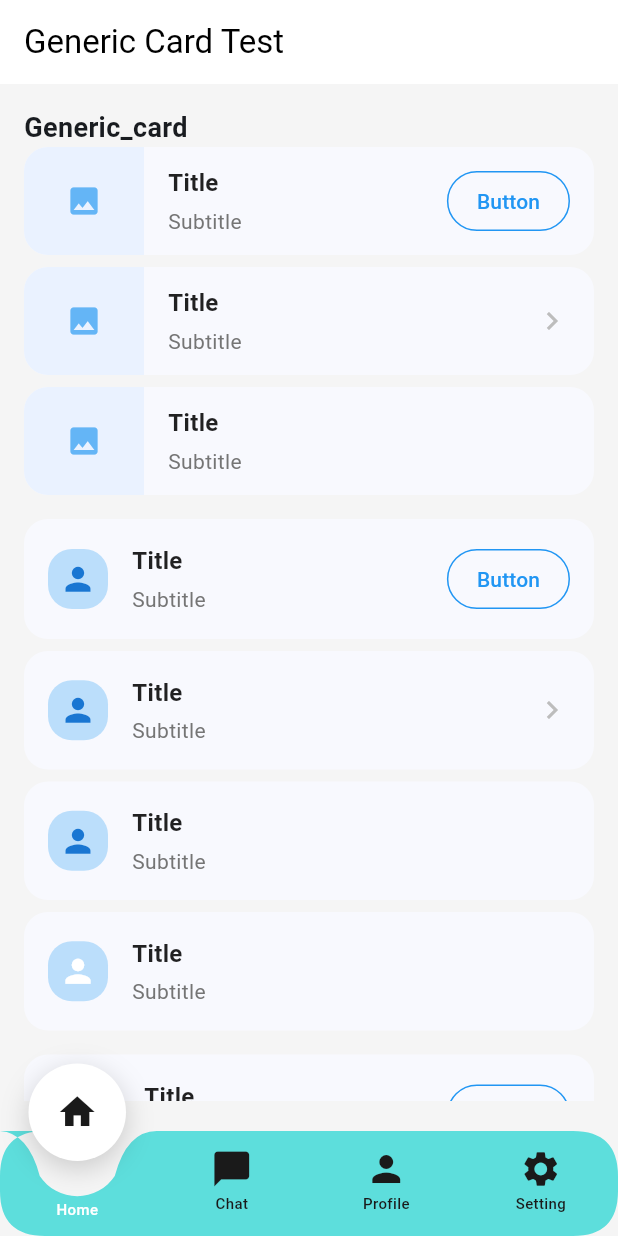
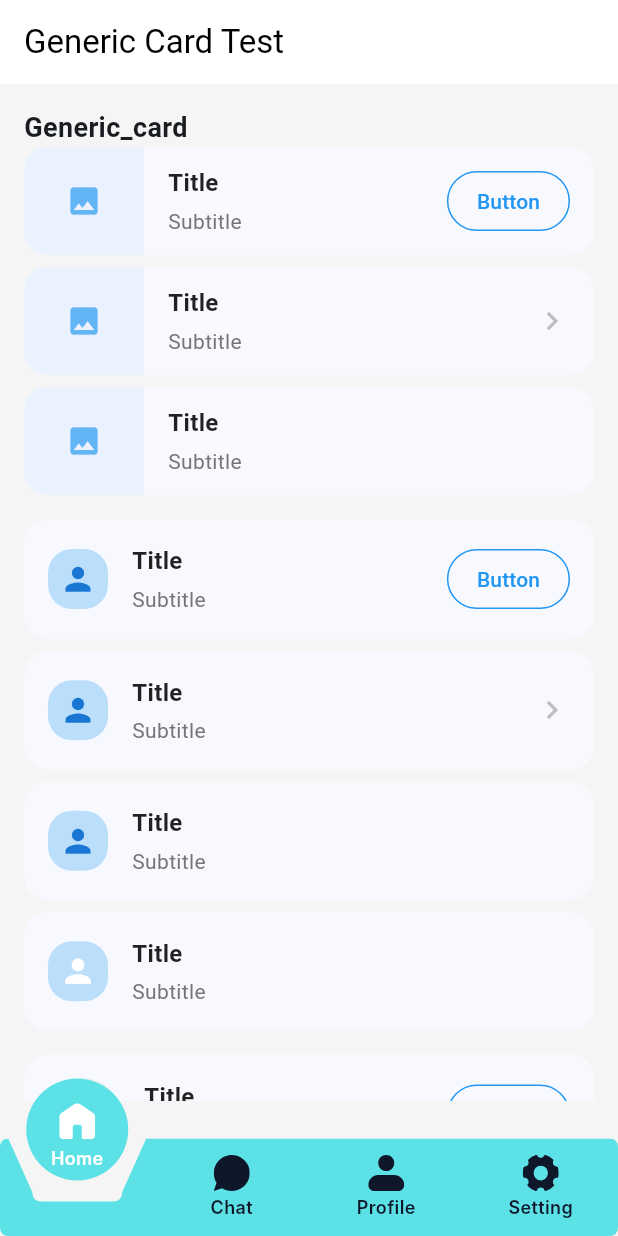
Before and after one commit to Fujipp/chat2date-mobile-app, a Flutter app: the screen it shows after launch, after a tap on "Home", on a phone screen of 412 x 824 dp. Run offline on Flutter 3.47's test engine with Material 3 defaults, Android fonts, the phone set to English and light mode, and no system bars; our stand-ins replace flutter_svg; Roboto replaces fonts that are missing (Inter); project files that could hold a hidden picture were left out.

Commit message:
ีupdate(mobile) : menu bars + use icons

```diff
--- a/frontend-mobile/chat2date/lib/components/layout/menu_bar.dart
+++ b/frontend-mobile/chat2date/lib/components/layout/menu_bar.dart
@@ -1,308 +1,246 @@
 import 'package:flutter/material.dart';
+import 'package:flutter_svg/flutter_svg.dart';
 
-// --- 1. Model Class ---
-class NavItem {
-  final IconData icon;
-  final String label;
+class CustomBottomNavBar extends StatefulWidget {
+  const CustomBottomNavBar({super.key});
 
-  NavItem({required this.icon, required this.label});
+  @override
+  State<CustomBottomNavBar> createState() => _CustomBottomNavBarState();
 }
 
-// --- 2. CustomPainter for the Notched Bar ---
-class NotchedBottomBarPainter extends CustomPainter {
-  final int currentIndex;
-  final double itemWidth;
-  final Color color;
+class _CustomBottomNavBarState extends State<CustomBottomNavBar> {
+  int _selectedIndex = 0;
 
-  // Bar styling constants
-  final double barBorderRadius = 30.0; // รัศมีขอบโค้งของ Bar
-  final double notchRadius =
-      38.0; // รัศมีของรอยเว้า (ต้องกว้างกว่าปุ่มลอยเล็กน้อย)
-  final double notchDepth = 30.0; // ความลึกของรอยเว้า
+  final List<String> _iconPaths = [
+    'assets/icons/icon_home.svg',
+    'assets/icons/icon_chat.svg',
+    'assets/icons/icon_profile.svg',
+    'assets/icons/icon_setting.svg',
+  ];
 
-  NotchedBottomBarPainter({
-    required this.currentIndex,
-    required this.itemWidth,
-    required this.color,
-  });
+  final List<String> _labels = const ['Home', 'Chat', 'Profile', 'Setting'];
 
-  @override
-  void paint(Canvas canvas, Size size) {
-    final paint = Paint()
-      ..color = color
-      ..style = PaintingStyle.fill;
+  final Color _unselectedColor = const Color(0xFF0F172A);
+  final Color _selectedColor = Colors.white;
+  final Color _primaryColor = const Color(0xFF5CE1E6);
 
-    final path = Path();
+  // --- ค่าคงที่สำหรับ Layout ---
+  final double _circleSize = 68;
+  final double _circleRadius = 68 / 2;
+  final double _textContainerWidth = 60;
+  final double _bottomNavBarHeight = 65;
+  final double _bottomNavBarTopPadding = 25;
+  final double _circleTopOffset = -15; // วงกลมลอยสูง
 
-    // คำนวณจุดกึ่งกลางของรอยเว้า (Notch)
-    final notchCenter = (itemWidth * currentIndex) + (itemWidth / 2);
-
-    // 1. Top Left Corner
-    path.moveTo(0, barBorderRadius);
-    path.quadraticBezierTo(0, 0, barBorderRadius, 0); // โค้งซ้ายบน
-
-    // 2. Line along the top edge to the notch start
-    path.lineTo(notchCenter - notchRadius - 15, 0);
-
-    // 3. Left Notch Curve (Down into notch) - โค้งซ้ายลง
-    path.quadraticBezierTo(
-      notchCenter - notchRadius + 5,
-      0,
-      notchCenter - 25,
-      notchDepth,
-    );
-
-    // 4. Smooth Bottom Arc - ส่วนโค้งที่ก้นรอยเว้า
-    path.arcToPoint(
-      Offset(notchCenter + 25, notchDepth),
-      radius: Radius.circular(30),
-      clockwise: false,
-    );
-
-    // 5. Right Notch Curve (Up out of notch) - โค้งขวาขึ้น
-    path.quadraticBezierTo(
-      notchCenter + notchRadius - 5,
-      0,
-      notchCenter + notchRadius + 15,
-      0,
-    );
-
-    // 6. Line to Top Right Corner Start
-    path.lineTo(size.width - barBorderRadius, 0);
-
-    // 7. Top Right Corner
-    path.quadraticBezierTo(size.width, 0, size.width, barBorderRadius);
-
-    // 8. Right Side Down
-    path.lineTo(size.width, size.height - barBorderRadius);
-
-    // 9. Bottom Right Corner
-    path.quadraticBezierTo(
-      size.width,
-      size.height,
-      size.width - barBorderRadius,
-      size.height,
-    );
-
-    // 10. Line across the bottom
-    path.lineTo(barBorderRadius, size.height);
-
-    // 11. Bottom Left Corner and Close
-    path.quadraticBezierTo(0, size.height, 0, size.height - barBorderRadius);
-    path.close();
-
-    canvas.drawPath(path, paint);
-  }
-
-  @override
-  bool shouldRepaint(NotchedBottomBarPainter oldDelegate) {
-    return oldDelegate.currentIndex != currentIndex;
-  }
-}
-
-// --- 3. Custom Bottom Nav Bar Widget ---
-class CustomBottomNavBar extends StatelessWidget {
-  final int currentIndex;
-  final Function(int) onTap;
-  final List<NavItem> items;
-
-  const CustomBottomNavBar({
-    Key? key,
-    required this.currentIndex,
-    required this.onTap,
-    required this.items,
-  }) : super(key: key);
+  // --- ค่าคงที่สำหรับรอยเว้า (แบบสมูทและเหลี่ยม) ---
+  final double _notchWidth = 92;
+  final double _notchSlopeWidth = 16;
+  final double _notchDepth = 42;
+  final double _notchCornerRadius = 6.4;
+  final double _cornerRadius = 6.0;
 
   @override
   Widget build(BuildContext context) {
-    // กำหนดสีตามรูปภาพ
-    final barColor = Color(0xFF5DDEDC); // Cyan/Aqua
-    final darkColor = Color(0xFF1A1A1A); // Dark Navy/Black
+    final double screenWidth = MediaQuery.of(context).size.width;
+    final double zoneWidth = screenWidth / 4;
 
-    return Container(
-      // กำหนดความสูงรวม (รวมส่วนที่ปุ่มลอยขึ้นมาด้วย)
-      height: 90,
-      color: Colors.transparent, // ให้ Container หลักโปร่งใส
-      child: LayoutBuilder(
-        builder: (context, constraints) {
-          final totalWidth = constraints.maxWidth;
-          final itemCount = items.length;
-          final itemWidth = totalWidth / itemCount;
+    final List<double> dynamicCircleLeft = [];
+    final List<double> dynamicTextLeft = [];
 
-          return Stack(
-            clipBehavior: Clip.none, // สำคัญมากเพื่อให้ปุ่มลอยขึ้นมาได้
-            children: [
-              // Background bar with notch
-              Positioned(
-                left: 0,
-                right: 0,
-                bottom: 0,
-                child: CustomPaint(
-                  // Bar สูง 70px
-                  size: Size(totalWidth, 70),
-                  painter: NotchedBottomBarPainter(
-                    currentIndex: currentIndex,
-                    itemWidth: itemWidth,
-                    color: barColor,
-                  ),
-                  child: const SizedBox(height: 70),
-                ),
+    for (int i = 0; i < 4; i++) {
+      final double zoneCenter = (zoneWidth * (i + 0.5));
+      dynamicCircleLeft.add(zoneCenter - _circleRadius);
+      dynamicTextLeft.add(zoneCenter - (_textContainerWidth / 2));
+    }
+
+    final double totalHeight = _bottomNavBarTopPadding + _bottomNavBarHeight;
+
+    return SizedBox(
+      height: totalHeight,
+      child: Stack(
+        clipBehavior: Clip.none,
+        children: [
+          // 1. พื้นหลัง (ใช้ Clipper ที่อัปเดตแล้ว)
+          Positioned(
+            left: 0,
+            top: _bottomNavBarTopPadding,
+            child: ClipPath(
+              clipper: TrapezoidNotchedClipper(
+                selectedIndex: _selectedIndex,
+                circleLeftPositions: dynamicCircleLeft,
+                circleRadius: _circleRadius,
+                cornerRadius: _cornerRadius,
+                notchTopWidth: _notchWidth,
+                notchDepth: _notchDepth,
+                notchSlopeWidth: _notchSlopeWidth,
+                notchCornerRadius: _notchCornerRadius,
               ),
+              child: Container(
+                width: screenWidth,
+                height: _bottomNavBarHeight,
+                decoration: BoxDecoration(color: _primaryColor),
+              ),
+            ),
+          ),
 
-              // Nav items Row
-              Positioned(
-                left: 0,
-                right: 0,
-                bottom: 0,
-                height: 90, // Item containers have max height of 90
-                child: Row(
-                  mainAxisAlignment: MainAxisAlignment.spaceAround,
-                  children: List.generate(itemCount, (index) {
-                    return _buildNavItem(
-                      items[index],
-                      index,
-                      itemWidth,
-                      index == currentIndex,
-                      darkColor,
-                      barColor,
-                      onTap,
-                    );
-                  }),
-                ),
+          // 2. วงกลมที่เลื่อนได้
+          AnimatedPositioned(
+            duration: const Duration(milliseconds: 300),
+            curve: Curves.easeInOutCubic,
+            left: dynamicCircleLeft[_selectedIndex],
+            top: _circleTopOffset,
+            child: Container(
+              width: _circleSize,
+              height: _circleSize,
+              decoration: ShapeDecoration(
+                color: _primaryColor,
+                shape: OvalBorder(),
               ),
-            ],
-          );
-        },
-      ),
-    );
-  }
+            ),
+          ),
 
-  Widget _buildNavItem(
-    NavItem item,
-    int index,
-    double width,
-    bool isSelected,
-    Color darkColor,
-    Color barColor,
-    Function(int) onTap,
-  ) {
-    // การจัดวางปุ่ม (Item)
-    return GestureDetector(
-      onTap: () => onTap(index),
-      child: Container(
-        width: width,
-        height: 90,
-        alignment: Alignment.bottomCenter, // จัดวางเนื้อหาให้อยู่ด้านล่าง
-        child: Column(
-          mainAxisSize: MainAxisSize.min,
-          children: [
-            if (isSelected)
-              // Floating White Circle (Selected Icon)
-              Container(
-                width: 65,
-                height: 65,
-                // ยกปุ่มขึ้นจากตำแหน่งปกติ (-25px)
-                // ทำให้ส่วนล่างของปุ่มลอยอยู่เหนือขอบ Bar เล็กน้อย
-                transform: Matrix4.translationValues(0, -25, 0),
-                decoration: BoxDecoration(
-                  color: Colors.white,
-                  shape: BoxShape.circle,
-                  boxShadow: [
-                    BoxShadow(
-                      color: darkColor.withOpacity(0.2),
-                      blurRadius: 15,
-                      offset: const Offset(0, 5),
+          // 3. สร้างเมนูทั้ง 4 อัน (ไอคอน + ข้อความ)
+          // *** เปลี่ยนจาก Positioned เป็น AnimatedPositioned ***
+          ...List.generate(_labels.length, (index) {
+            bool isSelected = _selectedIndex == index;
+
+            return AnimatedPositioned(
+              // <--- แก้ไขตรงนี้
+              duration: const Duration(
+                milliseconds: 300,
+              ), // <--- เพิ่ม duration
+              curve: Curves.easeInOutCubic, // <--- เพิ่ม curve
+
+              left: dynamicTextLeft[index],
+              top: isSelected ? _circleTopOffset + 5 : _bottomNavBarTopPadding,
+              height: isSelected ? _circleSize : _bottomNavBarHeight,
+              width: _textContainerWidth,
+
+              child: GestureDetector(
+                behavior: HitTestBehavior.translucent,
+                onTap: () {
+                  setState(() {
+                    _selectedIndex = index;
+                  });
+                },
+                child: Column(
+                  mainAxisAlignment: MainAxisAlignment.center,
+                  children: [
+                    SvgPicture.asset(
+                      _iconPaths[index],
+                      width: 24,
+                      height: 24,
+                      colorFilter: ColorFilter.mode(
+                        isSelected ? _selectedColor : _unselectedColor,
+                        BlendMode.srcIn,
+                      ),
+                    ),
+                    SizedBox(height: isSelected ? 4 : 2),
+                    Text(
+                      _labels[index],
+                      textAlign: TextAlign.center,
+                      style: TextStyle(
+                        color: isSelected ? _selectedColor : _unselectedColor,
+                        fontSize: 12,
+                        fontFamily: 'Inter',
+                        fontWeight: FontWeight.w600,
+                      ),
+                      maxLines: 1,
                     ),
                   ],
                 ),
-                child: Icon(
-                  item.icon,
-                  color: darkColor,
-                  size: 28,
-                ), // Dark icon inside white circle
-              )
-            else
-              // Unselected Icon
-              Icon(item.icon, color: darkColor, size: 28),
-
-            // Space between icon and text
-            if (!isSelected) const SizedBox(height: 2),
-
-            // Label (Text)
-            Padding(
-              padding: EdgeInsets.only(
-                bottom: isSelected
-                    ? 18
-                    : 15, // Padding ด้านล่างเพื่อให้ Text อยู่บน Bar
               ),
-              child: Text(
-                item.label,
-                style: TextStyle(
-                  // Text สีขาวสำหรับปุ่มที่ถูกเลือก (ตามรูปภาพ)
-                  color: isSelected ? Colors.white : darkColor,
-                  fontSize: 10,
-                  fontWeight: FontWeight.w500,
-                ),
-              ),
-            ),
-          ],
-        ),
+            );
+          }),
+        ],
       ),
     );
   }
 }
 
-// --- 4. Example Usage (Stateful Widget) ---
-class CustomNavBarExample extends StatefulWidget {
-  const CustomNavBarExample({super.key});
+// -------------------------------------------------------------------
+// 2. คลาส CLIPPER (โค้ดส่วนนี้เหมือนเดิม ไม่ต้องแก้ไข)
+// -------------------------------------------------------------------
+class TrapezoidNotchedClipper extends CustomClipper<Path> {
+  final int selectedIndex;
+  final List<double> circleLeftPositions;
+  final double circleRadius;
+  final double cornerRadius;
+  final double notchTopWidth;
+  final double notchDepth;
+  final double notchSlopeWidth;
+  final double notchCornerRadius;
+
+  TrapezoidNotchedClipper({
+    required this.selectedIndex,
+    required this.circleLeftPositions,
+    required this.circleRadius,
+    required this.cornerRadius,
+    required this.notchTopWidth,
+    required this.notchDepth,
+    required this.notchSlopeWidth,
+    required this.notchCornerRadius,
+  });
 
   @override
-  State<CustomNavBarExample> createState() => _CustomNavBarExampleState();
-}
+  Path getClip(Size size) {
+    final double centerX = circleLeftPositions[selectedIndex] + circleRadius;
 
-class _CustomNavBarExampleState extends State<CustomNavBarExample> {
-  int _currentIndex =
-      3; // Setting (index 3) is selected by default to match the image
+    final double notchTopStartX = centerX - (notchTopWidth / 2);
+    final double notchTopEndX = centerX + (notchTopWidth / 2);
 
-  final List<NavItem> navItems = [
-    NavItem(icon: Icons.home, label: 'Home'),
-    NavItem(icon: Icons.chat_bubble, label: 'Chat'),
-    NavItem(icon: Icons.person, label: 'Profile'),
-    NavItem(icon: Icons.settings, label: 'Setting'),
-  ];
+    final double notchBottomStartX = notchTopStartX + notchSlopeWidth;
+    final double notchBottomEndX = notchTopEndX - notchSlopeWidth;
 
-  void _onTap(int index) {
-    setState(() {
-      _currentIndex = index;
-    });
+    final Path path = Path();
+    path.moveTo(0, cornerRadius);
+    path.quadraticBezierTo(0, 0, cornerRadius, 0);
+    path.lineTo(notchTopStartX, 0);
+
+    // --- 4.1: วาดสโลป `\` แบบเส้นตรง ---
+    path.lineTo(notchBottomStartX, notchDepth - notchCornerRadius);
+
+    // --- 4.2: วาดมุมโค้งมน `\_` (Bottom-Left) ---
+    path.quadraticBezierTo(
+      notchBottomStartX,
+      notchDepth,
+      notchBottomStartX + notchCornerRadius,
+      notchDepth,
+    );
+
+    // --- 4.3: เส้นฐาน `_` ---
+    path.lineTo(notchBottomEndX - notchCornerRadius, notchDepth);
+
+    // --- 4.4: วาดมุมโค้งมน `_/` (Bottom-Right) ---
+    path.quadraticBezierTo(
+      notchBottomEndX,
+      notchDepth,
+      notchBottomEndX,
+      notchDepth - notchCornerRadius,
+    );
+
+    // --- 4.5: วาดสโลป `/` แบบเส้นตรง ---
+    path.lineTo(notchTopEndX, 0);
+
+    // 5. วาดส่วนที่เหลือของ Nav Bar
+    path.lineTo(size.width - cornerRadius, 0);
+    path.quadraticBezierTo(size.width, 0, size.width, cornerRadius);
+    path.lineTo(size.width, size.height - cornerRadius);
+    path.quadraticBezierTo(
+      size.width,
+      size.height,
+      size.width - cornerRadius,
+      size.height,
+    );
+    path.lineTo(cornerRadius, size.height);
+    path.quadraticBezierTo(0, size.height, 0, size.height - cornerRadius);
+
+    path.close();
+    return path;
   }
 
   @override
-  Widget build(BuildContext context) {
-    return Scaffold(
-      extendBody:
-          true, // ทำให้ Body สามารถทับพื้นที่ของ Bottom Bar ได้ (สำคัญสำหรับ Bar ที่มี notch)
-      appBar: AppBar(
-        title: const Text('Custom Notched Bottom Bar'),
-        backgroundColor: Color(0xFF5DDEDC),
-        elevation: 0,
-      ),
-      body: Center(
-        child: Text(
-          'Selected Tab: ${navItems[_currentIndex].label}',
-          style: TextStyle(
-            fontSize: 24,
-            fontWeight: FontWeight.bold,
-            color: Color(0xFF1A1A1A),
-          ),
-        ),
-      ),
-      // Use the custom bottom navigation bar
-      bottomNavigationBar: CustomBottomNavBar(
-        currentIndex: _currentIndex,
-        onTap: _onTap,
-        items: navItems,
-      ),
-    );
+  bool shouldReclip(CustomClipper<Path> oldClipper) {
+    return true;
   }
 }
--- a/frontend-mobile/chat2date/lib/main.dart
+++ b/frontend-mobile/chat2date/lib/main.dart
@@ -3,11 +3,11 @@ import 'package:flutter/material.dart';
 import 'screens/component_test_screen.dart';
 
 void main() {
-  runApp(const MyApp());
+  runApp(MyApp());
 }
 
 class MyApp extends StatelessWidget {
-  const MyApp({super.key});
+  MyApp({super.key});
 
   @override
   Widget build(BuildContext context) {
@@ -17,7 +17,7 @@ class MyApp extends StatelessWidget {
         colorScheme: ColorScheme.fromSeed(seedColor: Colors.blue),
         useMaterial3: true,
       ),
-      home: const ComponentTestScreen(),
+      home: ComponentTestScreen(),
     );
   }
 }
--- a/frontend-mobile/chat2date/lib/screens/component_test_screen.dart
+++ b/frontend-mobile/chat2date/lib/screens/component_test_screen.dart
@@ -228,19 +228,7 @@ class _ComponentTestScreenState extends State<ComponentTestScreen> {
           const SizedBox(height: 24),
         ],
       ),
-      bottomNavigationBar: CustomBottomNavBar(
-        currentIndex: bottomNavIndex,
-        items: [
-          NavItem(icon: Icons.home, label: 'Home'),
-          NavItem(icon: Icons.chat_bubble, label: 'Chat'),
-          NavItem(icon: Icons.person, label: 'Profile'),
-          NavItem(icon: Icons.settings, label: 'Setting'),
-        ],
-        onTap: (index) {
-          setState(() => bottomNavIndex = index);
-          print('Selected bottom nav: $index');
-        },
-      ),
+      bottomNavigationBar: CustomBottomNavBar(),
     );
   }
 }
```
Also changed, not shown: frontend-mobile/chat2date/assets/icons/icon_chat.svg (added), frontend-mobile/chat2date/assets/icons/icon_home.svg (added), frontend-mobile/chat2date/assets/icons/icon_profile.svg (added), frontend-mobile/chat2date/assets/icons/icon_setting.svg (added).
